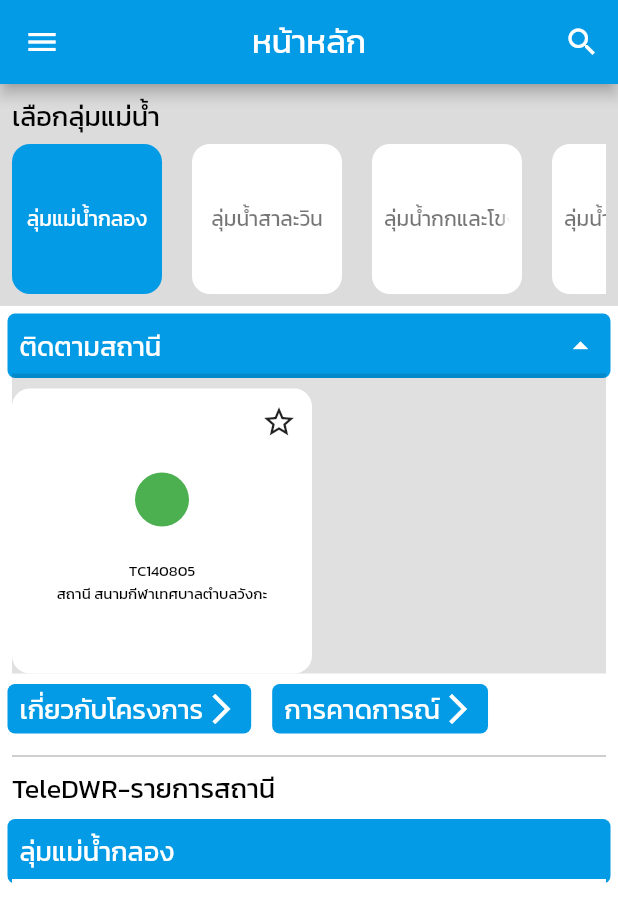
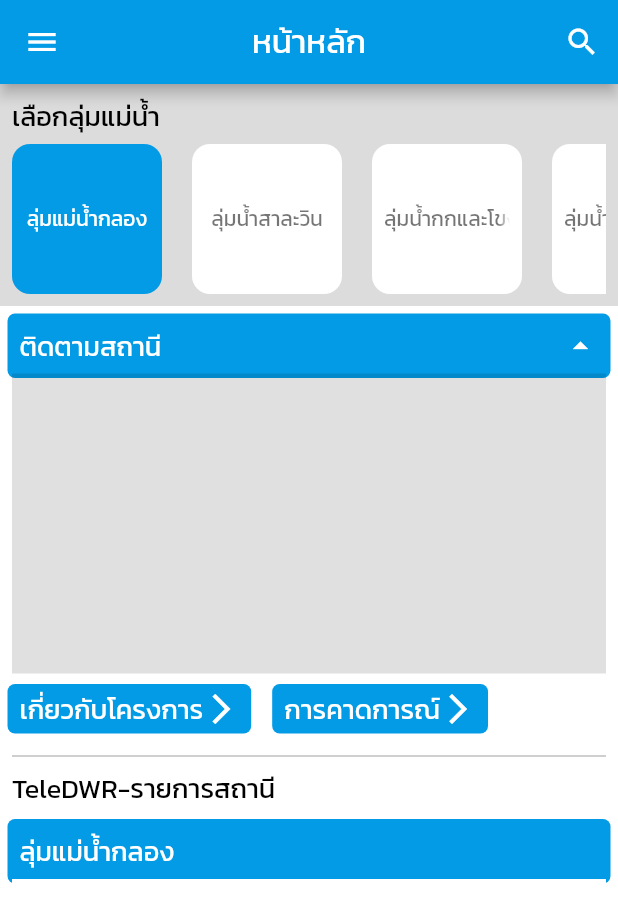
Before and after one commit to tanza4432/TeleDWR, a Flutter app: the MenuPage screen opened directly with empty values, on a phone screen of 412 x 824 dp. Shown: the top 922 px of the screen. Run offline on Flutter 3.47's test engine with Material 2 defaults, Android fonts, the phone set to English and light mode, and no system bars; drawn by our look-alikes of avatar_glow; our stand-ins replace animate_do, charts_flutter, flutter_map, fluttertoast, full_screen_image, latlong and 1 more; missing offline and left inert: flutter_plugin_pdf_viewer, flutter_session, responsive_flutter; network calls fail.

Commit message:
Update Favorite Design / Bug สลับแทบแล้วข้อมูลเพิ่ม

```diff
--- a/Project/lib/Application/Menu.dart
+++ b/Project/lib/Application/Menu.dart
@@ -5,11 +5,13 @@ import 'package:dwr0001/Application/StationPage.dart';
 import 'package:dwr0001/Application/burgerMenu/burgermenu.dart';
 import 'package:dwr0001/Application/forecast/forecast.dart';
 import 'package:dwr0001/Application/pdf/PdfViewer.dart';
+import 'package:dwr0001/Application/providers/river_provider.dart';
 import 'package:dwr0001/Models/station_model.dart';
 import 'package:dwr0001/components/BoxDetail.dart';
 import 'package:dwr0001/components/onwillpop.dart';
 import 'package:dwr0001/constants.dart';
 import 'package:flutter/material.dart';
+import 'package:provider/provider.dart';
 
 class MenuPage extends StatefulWidget {
   final List<StationModel> data;
@@ -43,6 +45,13 @@ class _MenuPageState extends State<MenuPage> {
       optionSelected = index;
     });
   }
+
+  @override
+  void initState() {
+    super.initState();
+  }
+
+  List<StationModel> newResult = [];
 
   bool isVisible = true;
 
@@ -137,95 +146,50 @@ class _MenuPageState extends State<MenuPage> {
                             ),
                           ),
                         ),
-                        Visibility(
+                        FadeInDown(
+                          from: 0,
+                          child: Consumer<FavoriteRiver>(
+                              builder: (context, Data, _) {
+                            var alreadyFavorite;
+                            for (var result in widget.data) {
+                              alreadyFavorite =
+                                  Data.favorite.contains(result.STN_ID);
+                              if (alreadyFavorite) {
+                                newResult.add(
+                                  StationModel(
+                                    STN_ID: result.STN_ID,
+                                    STN_Name: result.STN_Name,
+                                    RF: result.RF,
+                                    WL: result.WL,
+                                    BASINID: 0,
+                                    CURR_CCTV: result.CURR_CCTV,
+                                    CURR_STATUS: result.CURR_STATUS,
+                                  ),
+                                );
+                              }
+                            }
+
+                            final List<StationModel> station = newResult;
+                            return Visibility(
                               visible: isVisible,
-                          child: FadeInDown(
-                            from: 0,
                               child: Container(
-                              height: 200,
+                                width: double.infinity,
                                 color: Colors.black12,
-                              child: GridView(
-                                scrollDirection: Axis.horizontal,
-                                gridDelegate:
-                                    SliverGridDelegateWithMaxCrossAxisExtent(
-                                        maxCrossAxisExtent: 300,
-                                        crossAxisSpacing: 20,
-                                        mainAxisSpacing: 20),
-                                children: [
-                                  Padding(
-                                    padding: const EdgeInsets.only(top: 10),
-                                    child: InkWell(
-                                      onTap: () {
-                                        print("object");
-                                      },
-                                      child: Container(
-                                        width: 100,
-                                        decoration: BoxDecoration(
-                                          color: Colors.white,
-                                          borderRadius: BorderRadius.all(
-                                            Radius.circular(12),
-                                          ),
-                                        ),
-                                        child: Padding(
-                                          padding: const EdgeInsets.all(10.0),
                                 child: Column(
                                   children: [
-                                              Row(
-                                                mainAxisAlignment:
-                                                    MainAxisAlignment.end,
-                                                children: [
-                                                  InkWell(
-                                                    onTap: () {
-                                                      print("favorite");
-                                                    },
-                                                    child: Icon(Icons
-                                                        .star_border_outlined),
-                                                  ),
-                                                ],
-                                              ),
                                     Container(
-                                                child: AvatarGlow(
-                                                  glowColor: Colors.blue,
-                                                  endRadius: 40.0,
-                                                  duration: Duration(
-                                                      milliseconds: 2000),
-                                                  repeat: true,
-                                                  showTwoGlows: true,
-                                                  repeatPauseDuration: Duration(
-                                                      milliseconds: 200),
-                                                  child: CircleAvatar(
-                                                    radius: 18.0,
-                                                    child: CircleAvatar(
-                                                      radius: 0,
-                                                      backgroundColor:
-                                                          Colors.greenAccent,
-                                                    ),
-                                                    backgroundColor:
-                                                        Colors.green,
-                                                  ),
-                                                ),
-                                              ),
-                                              Text(
-                                                "TC140805",
-                                                style: FavoriteStyle(),
-                                              ),
-                                              Text(
-                                                "สถานี สนามกีฬาเทศบาลตำบลวังกะ",
-                                                style: FavoriteStyle(),
-                                                overflow: TextOverflow.fade,
-                                                maxLines: 1,
-                                                softWrap: false,
+                                      height: 200,
+                                      child: resultData(
+                                          station, widget.data, setState),
                                     ),
                                   ],
                                 ),
                               ),
-                                      ),
-                                    ),
-                                  ),
-                                ],
-                              ),
-                            ),
-                          ),
+                            );
+                            // return DataFavorite(
+                            //     isVisible: isVisible,
+                            //     alreadyFavorite: alreadyFavorite);
+                          }),
                         ),
                         Padding(
                           padding: const EdgeInsets.only(top: 10, bottom: 10),
@@ -365,6 +329,109 @@ class _MenuPageState extends State<MenuPage> {
       ),
     );
   }
+}
+
+ListView resultData(
+    List<StationModel> station, List<StationModel> data, setState) {
+  return ListView.builder(
+    scrollDirection: Axis.horizontal,
+    itemCount: station.length,
+    itemBuilder: (context, int i) =>
+        Consumer<FavoriteRiver>(builder: (context, Data, _) {
+      final alreadyFavorite = Data.favorite.contains(station[i].STN_ID);
+      return Padding(
+        padding: const EdgeInsets.only(
+          top: 10,
+          bottom: 10,
+          right: 10,
+          left: 10,
+        ),
+        child: InkWell(
+          onTap: () {
+            Navigator.push(
+              context,
+              MaterialPageRoute(
+                builder: (context) => StationPage(
+                    stn_id: station[i].STN_ID,
+                    basinID: 0,
+                    RF: station[i].RF,
+                    WL: station[i].WL,
+                    CCTV: station[i].CURR_CCTV,
+                    data: data),
+              ),
+            );
+          },
+          child: Container(
+            width: 100,
+            decoration: BoxDecoration(
+              color: Colors.white,
+              borderRadius: BorderRadius.all(
+                Radius.circular(12),
+              ),
+            ),
+            child: Padding(
+              padding: const EdgeInsets.all(10.0),
+              child: Column(
+                children: [
+                  Row(
+                    mainAxisAlignment: MainAxisAlignment.end,
+                    children: [
+                      InkWell(
+                        onTap: () {
+                          setState(() {
+                            if (!alreadyFavorite) {
+                              Data.addData(station[i].STN_ID);
+                            } else {
+                              Data.removeData(station[i].STN_ID);
+                            }
+                          });
+                        },
+                        child: Icon(
+                          alreadyFavorite
+                              ? Icons.star_outlined
+                              : Icons.star_border_outlined,
+                          color: alreadyFavorite ? Colors.yellow : null,
+                        ),
+                      )
+                    ],
+                  ),
+                  Container(
+                    child: AvatarGlow(
+                      glowColor: Colors.blue,
+                      endRadius: 40.0,
+                      duration: Duration(milliseconds: 2000),
+                      repeat: true,
+                      showTwoGlows: true,
+                      repeatPauseDuration: Duration(milliseconds: 200),
+                      child: CircleAvatar(
+                        radius: 18.0,
+                        child: CircleAvatar(
+                          radius: 0,
+                          backgroundColor: Colors.greenAccent,
+                        ),
+                        backgroundColor: Colors.green,
+                      ),
+                    ),
+                  ),
+                  Text(
+                    station[i].STN_ID,
+                    style: FavoriteStyle(),
+                  ),
+                  Text(
+                    station[i].STN_Name,
+                    style: FavoriteStyle(),
+                    overflow: TextOverflow.fade,
+                    maxLines: 1,
+                    softWrap: false,
+                  ),
+                ],
+              ),
+            ),
+          ),
+        ),
+      );
+    }),
+  );
 }
 
 class MySearchDelegate extends SearchDelegate {
--- a/Project/lib/Application/providers/river_provider.dart
+++ b/Project/lib/Application/providers/river_provider.dart
@@ -23,3 +23,21 @@ class RiverProviderTabTwo with ChangeNotifier {
     _listData.add(dataRiver);
   }
 }
+
+class FavoriteRiver with ChangeNotifier {
+  List<dynamic> get favorite => _listData;
+
+  List<dynamic> _listData = [];
+
+  void addData(var favorite) {
+    _listData.add(favorite);
+  }
+
+  void removeData(var favorite) {
+    for (var i = 0; i < _listData.length; i++) {
+      if (favorite == _listData[i]) {
+        _listData.remove(favorite);
+      }
+    }
+  }
+}
--- a/Project/lib/main.dart
+++ b/Project/lib/main.dart
@@ -18,6 +18,9 @@ class MyApp extends StatelessWidget {
         ChangeNotifierProvider(
           create: (context) => RiverProviderTabTwo(),
         ),
+        ChangeNotifierProvider(
+          create: (context) => FavoriteRiver(),
+        ),
       ],
       child: MaterialApp(
         debugShowCheckedModeBanner: false,
```
Also changed, not shown: Project/lib/Application/StationPage.dart (+44 -9 lines). Lines whose indentation alone changed are shown as unchanged.
